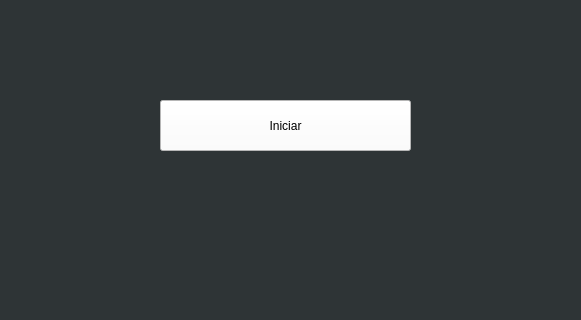
Old version of the form mainwindow.ui in the repository ce-itcr/TareaCorta; both pictures show x 310 to 891 and y 337 to 657 of the 1200 by 800 pixel window.
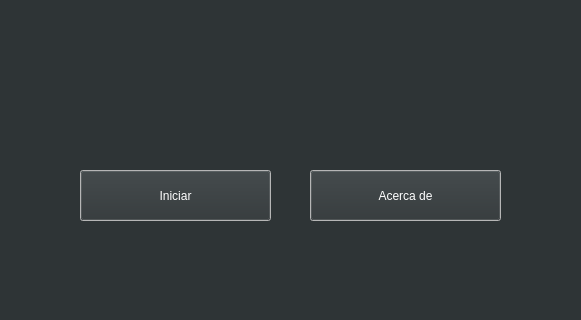
New version of the form.

Diff of the .ui file:
```diff
--- a/mainwindow.ui
+++ b/mainwindow.ui
@@ -432,9 +432,9 @@
    <widget class="QPushButton" name="startButton">
     <property name="geometry">
      <rect>
-      <x>470</x>
-      <y>420</y>
-      <width>251</width>
+      <x>390</x>
+      <y>490</y>
+      <width>191</width>
       <height>51</height>
      </rect>
     </property>
@@ -453,9 +453,9 @@
        <colorrole role="Button">
         <brush brushstyle="SolidPattern">
          <color alpha="255">
-          <red>255</red>
-          <green>255</green>
-          <blue>255</blue>
+          <red>46</red>
+          <green>52</green>
+          <blue>54</blue>
          </color>
         </brush>
        </colorrole>
@@ -516,9 +516,9 @@
        <colorrole role="ButtonText">
         <brush brushstyle="SolidPattern">
          <color alpha="255">
-          <red>0</red>
-          <green>0</green>
-          <blue>0</blue>
+          <red>255</red>
+          <green>255</green>
+          <blue>255</blue>
          </color>
         </brush>
        </colorrole>
@@ -590,9 +590,9 @@
        <colorrole role="Button">
         <brush brushstyle="SolidPattern">
          <color alpha="255">
-          <red>255</red>
-          <green>255</green>
-          <blue>255</blue>
+          <red>46</red>
+          <green>52</green>
+          <blue>54</blue>
          </color>
         </brush>
        </colorrole>
@@ -653,9 +653,9 @@
        <colorrole role="ButtonText">
         <brush brushstyle="SolidPattern">
          <color alpha="255">
-          <red>0</red>
-          <green>0</green>
-          <blue>0</blue>
+          <red>255</red>
+          <green>255</green>
+          <blue>255</blue>
          </color>
         </brush>
        </colorrole>
@@ -727,9 +727,9 @@
        <colorrole role="Button">
         <brush brushstyle="SolidPattern">
          <color alpha="255">
-          <red>255</red>
-          <green>255</green>
-          <blue>255</blue>
+          <red>46</red>
+          <green>52</green>
+          <blue>54</blue>
          </color>
         </brush>
        </colorrole>
@@ -857,6 +857,434 @@
      <string>Iniciar</string>
     </property>
    </widget>
+   <widget class="QPushButton" name="acercade">
+    <property name="geometry">
+     <rect>
+      <x>620</x>
+      <y>490</y>
+      <width>191</width>
+      <height>51</height>
+     </rect>
+    </property>
+    <property name="palette">
+     <palette>
+      <active>
+       <colorrole role="WindowText">
+        <brush brushstyle="SolidPattern">
+         <color alpha="255">
+          <red>0</red>
+          <green>0</green>
+          <blue>0</blue>
+         </color>
+        </brush>
+       </colorrole>
+       <colorrole role="Button">
+        <brush brushstyle="SolidPattern">
+         <color alpha="255">
+          <red>46</red>
+          <green>52</green>
+          <blue>54</blue>
+         </color>
+        </brush>
+       </colorrole>
+       <colorrole role="Light">
+        <brush brushstyle="SolidPattern">
+         <color alpha="255">
+          <red>255</red>
+          <green>255</green>
+          <blue>255</blue>
+         </color>
+        </brush>
+       </colorrole>
+       <colorrole role="Midlight">
+        <brush brushstyle="SolidPattern">
+         <color alpha="255">
+          <red>255</red>
+          <green>255</green>
+          <blue>255</blue>
+         </color>
+        </brush>
+       </colorrole>
+       <colorrole role="Dark">
+        <brush brushstyle="SolidPattern">
+         <color alpha="255">
+          <red>127</red>
+          <green>127</green>
+          <blue>127</blue>
+         </color>
+        </brush>
+       </colorrole>
+       <colorrole role="Mid">
+        <brush brushstyle="SolidPattern">
+         <color alpha="255">
+          <red>170</red>
+          <green>170</green>
+          <blue>170</blue>
+         </color>
+        </brush>
+       </colorrole>
+       <colorrole role="Text">
+        <brush brushstyle="SolidPattern">
+         <color alpha="255">
+          <red>0</red>
+          <green>0</green>
+          <blue>0</blue>
+         </color>
+        </brush>
+       </colorrole>
+       <colorrole role="BrightText">
+        <brush brushstyle="SolidPattern">
+         <color alpha="255">
+          <red>255</red>
+          <green>255</green>
+          <blue>255</blue>
+         </color>
+        </brush>
+       </colorrole>
+       <colorrole role="ButtonText">
+        <brush brushstyle="SolidPattern">
+         <color alpha="255">
+          <red>255</red>
+          <green>255</green>
+          <blue>255</blue>
+         </color>
+        </brush>
+       </colorrole>
+       <colorrole role="Base">
+        <brush brushstyle="SolidPattern">
+         <color alpha="255">
+          <red>255</red>
+          <green>255</green>
+          <blue>255</blue>
+         </color>
+        </brush>
+       </colorrole>
+       <colorrole role="Window">
+        <brush brushstyle="SolidPattern">
+         <color alpha="255">
+          <red>255</red>
+          <green>255</green>
+          <blue>255</blue>
+         </color>
+        </brush>
+       </colorrole>
+       <colorrole role="Shadow">
+        <brush brushstyle="SolidPattern">
+         <color alpha="255">
+          <red>0</red>
+          <green>0</green>
+          <blue>0</blue>
+         </color>
+        </brush>
+       </colorrole>
+       <colorrole role="AlternateBase">
+        <brush brushstyle="SolidPattern">
+         <color alpha="255">
+          <red>255</red>
+          <green>255</green>
+          <blue>255</blue>
+         </color>
+        </brush>
+       </colorrole>
+       <colorrole role="ToolTipBase">
+        <brush brushstyle="SolidPattern">
+         <color alpha="255">
+          <red>255</red>
+          <green>255</green>
+          <blue>220</blue>
+         </color>
+        </brush>
+       </colorrole>
+       <colorrole role="ToolTipText">
+        <brush brushstyle="SolidPattern">
+         <color alpha="255">
+          <red>0</red>
+          <green>0</green>
+          <blue>0</blue>
+         </color>
+        </brush>
+       </colorrole>
+      </active>
+      <inactive>
+       <colorrole role="WindowText">
+        <brush brushstyle="SolidPattern">
+         <color alpha="255">
+          <red>0</red>
+          <green>0</green>
+          <blue>0</blue>
+         </color>
+        </brush>
+       </colorrole>
+       <colorrole role="Button">
+        <brush brushstyle="SolidPattern">
+         <color alpha="255">
+          <red>46</red>
+          <green>52</green>
+          <blue>54</blue>
+         </color>
+        </brush>
+       </colorrole>
+       <colorrole role="Light">
+        <brush brushstyle="SolidPattern">
+         <color alpha="255">
+          <red>255</red>
+          <green>255</green>
+          <blue>255</blue>
+         </color>
+        </brush>
+       </colorrole>
+       <colorrole role="Midlight">
+        <brush brushstyle="SolidPattern">
+         <color alpha="255">
+          <red>255</red>
+          <green>255</green>
+          <blue>255</blue>
+         </color>
+        </brush>
+       </colorrole>
+       <colorrole role="Dark">
+        <brush brushstyle="SolidPattern">
+         <color alpha="255">
+          <red>127</red>
+          <green>127</green>
+          <blue>127</blue>
+         </color>
+        </brush>
+       </colorrole>
+       <colorrole role="Mid">
+        <brush brushstyle="SolidPattern">
+         <color alpha="255">
+          <red>170</red>
+          <green>170</green>
+          <blue>170</blue>
+         </color>
+        </brush>
+       </colorrole>
+       <colorrole role="Text">
+        <brush brushstyle="SolidPattern">
+         <color alpha="255">
+          <red>0</red>
+          <green>0</green>
+          <blue>0</blue>
+         </color>
+        </brush>
+       </colorrole>
+       <colorrole role="BrightText">
+        <brush brushstyle="SolidPattern">
+         <color alpha="255">
+          <red>255</red>
+          <green>255</green>
+          <blue>255</blue>
+         </color>
+        </brush>
+       </colorrole>
+       <colorrole role="ButtonText">
+        <brush brushstyle="SolidPattern">
+         <color alpha="255">
+          <red>255</red>
+          <green>255</green>
+          <blue>255</blue>
+         </color>
+        </brush>
+       </colorrole>
+       <colorrole role="Base">
+        <brush brushstyle="SolidPattern">
+         <color alpha="255">
+          <red>255</red>
+          <green>255</green>
+          <blue>255</blue>
+         </color>
+        </brush>
+       </colorrole>
+       <colorrole role="Window">
+        <brush brushstyle="SolidPattern">
+         <color alpha="255">
+          <red>255</red>
+          <green>255</green>
+          <blue>255</blue>
+         </color>
+        </brush>
+       </colorrole>
+       <colorrole role="Shadow">
+        <brush brushstyle="SolidPattern">
+         <color alpha="255">
+          <red>0</red>
+          <green>0</green>
+          <blue>0</blue>
+         </color>
+        </brush>
+       </colorrole>
+       <colorrole role="AlternateBase">
+        <brush brushstyle="SolidPattern">
+         <color alpha="255">
+          <red>255</red>
+          <green>255</green>
+          <blue>255</blue>
+         </color>
+        </brush>
+       </colorrole>
+       <colorrole role="ToolTipBase">
+        <brush brushstyle="SolidPattern">
+         <color alpha="255">
+          <red>255</red>
+          <green>255</green>
+          <blue>220</blue>
+         </color>
+        </brush>
+       </colorrole>
+       <colorrole role="ToolTipText">
+        <brush brushstyle="SolidPattern">
+         <color alpha="255">
+          <red>0</red>
+          <green>0</green>
+          <blue>0</blue>
+         </color>
+        </brush>
+       </colorrole>
+      </inactive>
+      <disabled>
+       <colorrole role="WindowText">
+        <brush brushstyle="SolidPattern">
+         <color alpha="255">
+          <red>127</red>
+          <green>127</green>
+          <blue>127</blue>
+         </color>
+        </brush>
+       </colorrole>
+       <colorrole role="Button">
+        <brush brushstyle="SolidPattern">
+         <color alpha="255">
+          <red>46</red>
+          <green>52</green>
+          <blue>54</blue>
+         </color>
+        </brush>
+       </colorrole>
+       <colorrole role="Light">
+        <brush brushstyle="SolidPattern">
+         <color alpha="255">
+          <red>255</red>
+          <green>255</green>
+          <blue>255</blue>
+         </color>
+        </brush>
+       </colorrole>
+       <colorrole role="Midlight">
+        <brush brushstyle="SolidPattern">
+         <color alpha="255">
+          <red>255</red>
+          <green>255</green>
+          <blue>255</blue>
+         </color>
+        </brush>
+       </colorrole>
+       <colorrole role="Dark">
+        <brush brushstyle="SolidPattern">
+         <color alpha="255">
+          <red>127</red>
+          <green>127</green>
+          <blue>127</blue>
+         </color>
+        </brush>
+       </colorrole>
+       <colorrole role="Mid">
+        <brush brushstyle="SolidPattern">
+         <color alpha="255">
+          <red>170</red>
+          <green>170</green>
+          <blue>170</blue>
+         </color>
+        </brush>
+       </colorrole>
+       <colorrole role="Text">
+        <brush brushstyle="SolidPattern">
+         <color alpha="255">
+          <red>127</red>
+          <green>127</green>
+          <blue>127</blue>
+         </color>
+        </brush>
+       </colorrole>
+       <colorrole role="BrightText">
+        <brush brushstyle="SolidPattern">
+         <color alpha="255">
+          <red>255</red>
+          <green>255</green>
+          <blue>255</blue>
+         </color>
+        </brush>
+       </colorrole>
+       <colorrole role="ButtonText">
+        <brush brushstyle="SolidPattern">
+         <color alpha="255">
+          <red>127</red>
+          <green>127</green>
+          <blue>127</blue>
+         </color>
+        </brush>
+       </colorrole>
+       <colorrole role="Base">
+        <brush brushstyle="SolidPattern">
+         <color alpha="255">
+          <red>255</red>
+          <green>255</green>
+          <blue>255</blue>
+         </color>
+        </brush>
+       </colorrole>
+       <colorrole role="Window">
+        <brush brushstyle="SolidPattern">
+         <color alpha="255">
+          <red>255</red>
+          <green>255</green>
+          <blue>255</blue>
+         </color>
+        </brush>
+       </colorrole>
+       <colorrole role="Shadow">
+        <brush brushstyle="SolidPattern">
+         <color alpha="255">
+          <red>0</red>
+          <green>0</green>
+          <blue>0</blue>
+         </color>
+        </brush>
+       </colorrole>
+       <colorrole role="AlternateBase">
+        <brush brushstyle="SolidPattern">
+         <color alpha="255">
+          <red>255</red>
+          <green>255</green>
+          <blue>255</blue>
+         </color>
+        </brush>
+       </colorrole>
+       <colorrole role="ToolTipBase">
+        <brush brushstyle="SolidPattern">
+         <color alpha="255">
+          <red>255</red>
+          <green>255</green>
+          <blue>220</blue>
+         </color>
+        </brush>
+       </colorrole>
+       <colorrole role="ToolTipText">
+        <brush brushstyle="SolidPattern">
+         <color alpha="255">
+          <red>0</red>
+          <green>0</green>
+          <blue>0</blue>
+         </color>
+        </brush>
+       </colorrole>
+      </disabled>
+     </palette>
+    </property>
+    <property name="text">
+     <string>Acerca de</string>
+    </property>
+   </widget>
   </widget>
   <widget class="QMenuBar" name="menuBar">
    <property name="geometry">
```
